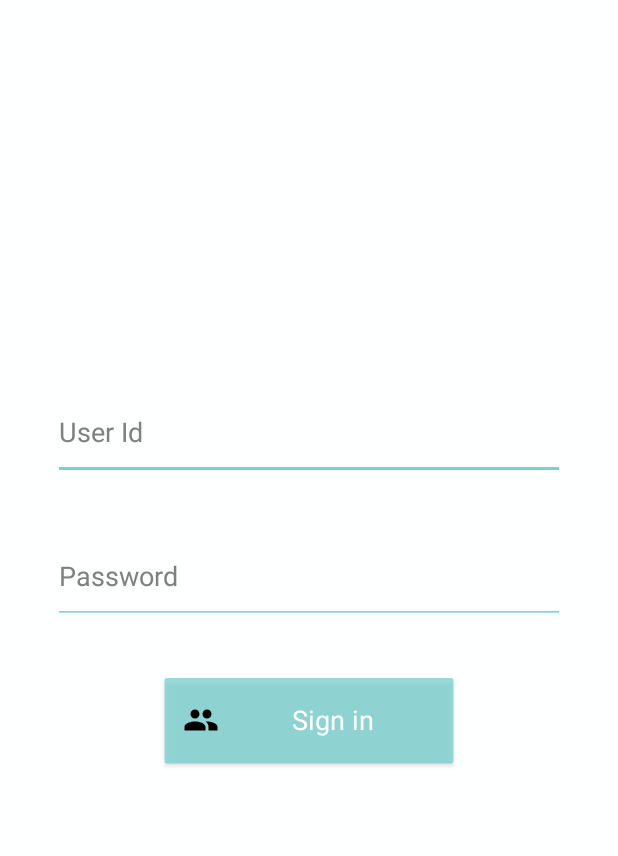
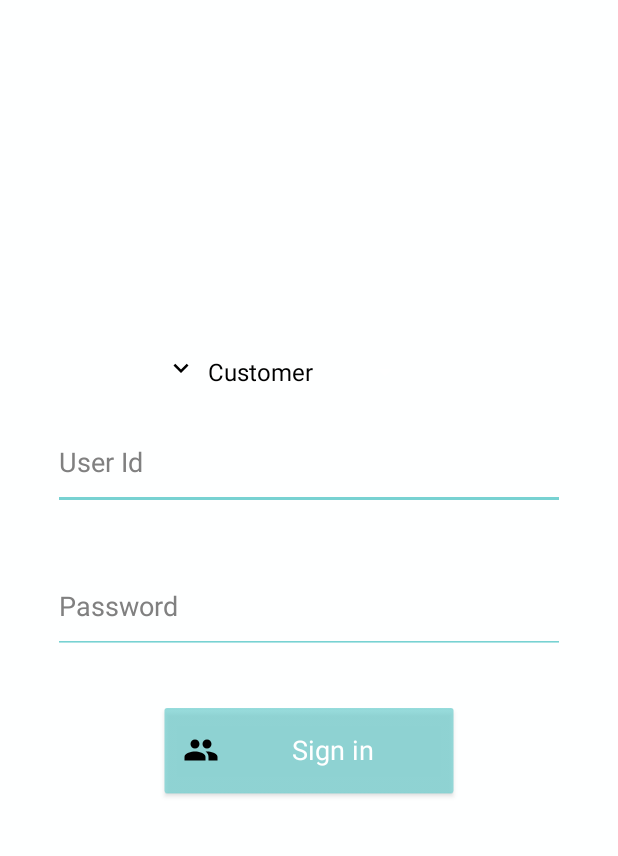
Before and after one commit to t-cao19/Pineapple, an Android app: the LogInActivity screen opened directly, with no data from a screen before it, on a phone screen of 412 x 824 dp, the part 84-940 px from its top. Run offline under Robolectric (Android 15) with nearby library versions, the phone set to English and light mode, and no system bars.

Commit message:
added a spinner to select role on login

```diff
--- a/app/src/main/java/com/example/androidapplication/LogInActivity.java
+++ b/app/src/main/java/com/example/androidapplication/LogInActivity.java
@@ -1,5 +1,10 @@
 package com.example.androidapplication;
 
+import android.widget.AdapterView;
+import android.widget.AdapterView.OnItemSelectedListener;
+import android.widget.ArrayAdapter;
+import android.widget.Spinner;
+import android.widget.Toast;
 import androidx.appcompat.app.AppCompatActivity;
 import android.widget.Button;
 import android.os.Bundle;
@@ -15,13 +20,16 @@ import com.b07.users.Admin;
 import com.b07.users.Employee;
 import com.b07.users.Customer;
 import com.b07.users.User;
+import java.util.ArrayList;
+import java.util.List;
 
 /**
  * Open login activity.
  */
-public class LogInActivity extends AppCompatActivity {
+public class LogInActivity extends AppCompatActivity implements OnItemSelectedListener {
 
     private Button logIn;
+    private String role;
 
     @Override
     protected void onCreate(Bundle savedInstanceState) {
@@ -34,6 +42,19 @@ public class LogInActivity extends AppCompatActivity {
             initializeActivity();
         }
 
+        Spinner spinner = (Spinner) findViewById(R.id.roles);
+        spinner.setOnItemSelectedListener(this);
+
+        List<String> roles = new ArrayList<String>();
+        roles.add("Customer");
+        roles.add("Employee");
+        roles.add("Admin");
+
+        ArrayAdapter<String> adapter = new ArrayAdapter<String>(this,
+                android.R.layout.simple_spinner_item, roles);
+        adapter.setDropDownViewResource(android.R.layout.simple_spinner_dropdown_item);
+        spinner.setAdapter(adapter);
+
         logIn = findViewById(R.id.button_log_in);
         logIn.setOnClickListener(new View.OnClickListener() {
             @Override
@@ -41,6 +62,16 @@ public class LogInActivity extends AppCompatActivity {
                 validate();
             }
         });
+    }
+
+    public void onItemSelected(AdapterView<?> parent, View view,
+            int pos, long id) {
+        // An item was selected. You can retrieve the selected item using
+        role = parent.getItemAtPosition(pos).toString();
+    }
+
+    public void onNothingSelected(AdapterView<?> parent) {
+        // Another interface callback
     }
 
     /**
@@ -118,20 +149,33 @@ public class LogInActivity extends AppCompatActivity {
                         }
                     });
         } else {
-
+            if (role.equals("Admin")) {
                 if (userInfo instanceof Admin) {
                     //launch AdminActivity
                     Intent intent = new Intent(this, AdminActivity.class);
                     startActivity(intent);
-            } else if (userInfo instanceof Employee) {
+                } else {
+                    Toast.makeText(this, "Not a valid Admin account!", Toast.LENGTH_SHORT).show();
+                }
+            } else if (role.equals("Employee")) {
+                if (userInfo instanceof Employee) {
                     //launch employee activity
                     Intent intent = new Intent(this, EmployeeActivity.class);
                     startActivity(intent);
-            } else if (userInfo instanceof Customer) {
+                } else {
+                    Toast.makeText(this, "Not a valid Employee account!", Toast.LENGTH_SHORT).show();
+                }
+            } else if (role.equals("Customer")) {
+                if (userInfo instanceof Customer) {
                     //launch customer Activity
                     Intent intent = new Intent(this, CustomerActivity.class);
                     intent.putExtra("Username", userId);
                     startActivity(intent);
+                } else {
+                    Toast.makeText(this, "Not a valid Customer account!", Toast.LENGTH_SHORT).show();
+                }
+            } else {
+                Toast.makeText(this, "Select a role!", Toast.LENGTH_SHORT).show();
             }
         }
     }
--- /dev/null
+++ b/app/src/main/res/drawable/dropdown.xml
@@ -0,0 +1,9 @@
+<vector xmlns:android="http://schemas.android.com/apk/res/android"
+        android:width="24dp"
+        android:height="24dp"
+        android:viewportWidth="24.0"
+        android:viewportHeight="24.0">
+    <path
+        android:fillColor="#FF000000"
+        android:pathData="M7.41,7.84L12,12.42l4.59,-4.58L18,9.25l-6,6 -6,-6z"/>
+</vector>
--- a/app/src/main/res/layout/activity_log_in.xml
+++ b/app/src/main/res/layout/activity_log_in.xml
@@ -9,6 +9,29 @@
   android:orientation="vertical"
   tools:context=".LogInActivity">
 
+    <RelativeLayout
+      android:layout_width="wrap_content"
+      android:layout_height="wrap_content">
+
+        <Spinner
+          android:id="@+id/roles"
+          android:layout_width="150sp"
+          android:layout_height="wrap_content"
+          android:layout_marginHorizontal="20sp"
+          android:divider="@color/black"
+          android:dividerHeight="0.5dp"
+          android:dropDownWidth="150sp"
+          android:popupBackground="@color/btnTextColor" />
+
+        <TextView
+          android:layout_width="20sp"
+          android:layout_height="20sp"
+          android:layout_marginBottom="20sp"
+          android:background="@drawable/dropdown" />
+
+    </RelativeLayout>
+
+
     <EditText
       android:id="@+id/userId"
       style="@android:style/Widget.EditText"
@@ -16,12 +39,12 @@
       android:layout_height="64sp"
       android:layout_marginHorizontal="35dp"
       android:layout_marginBottom="32sp"
+      android:backgroundTint="@color/colorPrimary"
       android:ems="15"
       android:hint="@string/prompt_user"
-      android:textColor="@color/black"
-      android:backgroundTint="@color/colorPrimary"
       android:importantForAutofill="no"
-      android:inputType="textPersonName" />
+      android:inputType="textPersonName"
+      android:textColor="@color/black" />
 
     <EditText
       android:id="@+id/editPassword"
@@ -29,12 +52,12 @@
       android:layout_height="64sp"
       android:layout_marginHorizontal="35dp"
       android:layout_marginBottom="32sp"
+      android:backgroundTint="@color/colorPrimary"
       android:ems="10"
       android:hint="@string/prompt_password"
-      android:textColor="@color/black"
-      android:backgroundTint="@color/colorPrimary"
       android:importantForAutofill="no"
-      android:inputType="textPassword" />
+      android:inputType="textPassword"
+      android:textColor="@color/black" />
 
 
     <Button
@@ -45,6 +68,6 @@
       android:backgroundTint="@color/colorPrimaryDark"
       android:text="@string/action_sign_in"
       android:textColor="@color/btnTextColor"
-      app:icon="@drawable/signin"/>
+      app:icon="@drawable/signin" />
 
 </LinearLayout>
```
Lines whose indentation alone changed are shown as unchanged.
